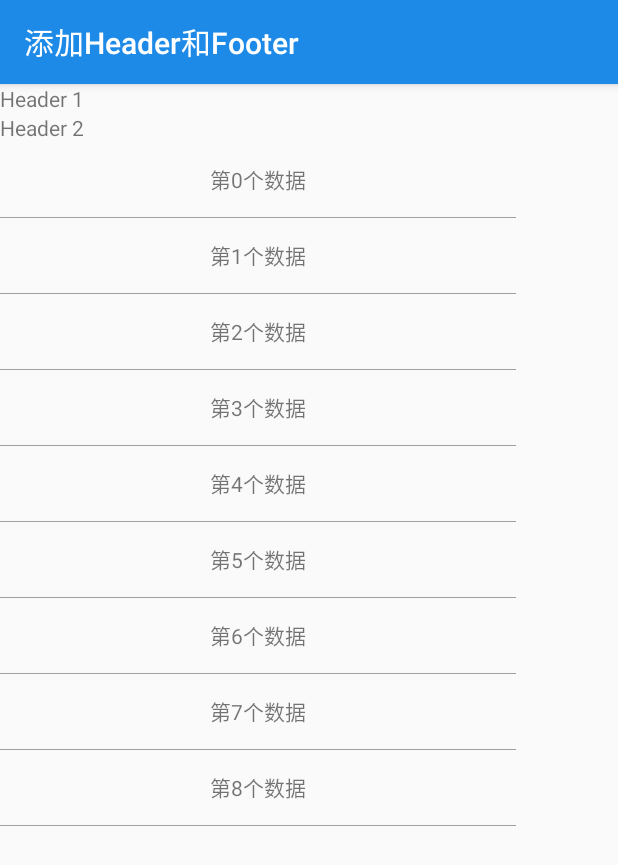
After one commit to love-bk/MaterialDesign_V7, an Android app: the HeaderAndFooterActivity screen opened directly, with no data from a screen before it, on a phone screen of 412 x 824 dp. The commit adds this screen. Shown: the top 865 px of the screen. Run offline under Robolectric (Android 15) with nearby library versions, the phone set to English and light mode, and no system bars; our stand-ins replace ButterKnife.

Commit message:
RecyclerView添加Footer和Header

```diff
--- a/app/build.gradle
+++ b/app/build.gradle
@@ -32,11 +32,11 @@ dependencies {
     compile 'com.jakewharton:butterknife:8.4.0'
     compile 'com.android.support.constraint:constraint-layout:1.1.0-beta3'
     compile 'com.android.support:cardview-v7:26.0.0-alpha1'
-    testCompile 'junit:junit:4.12'
-    apt 'com.jakewharton:butterknife-compiler:8.4.0'
     compile 'com.github.bumptech.glide:glide:3.6.1'
     compile 'com.android.support:palette-v7:26.0.0-alpha1'
     compile 'com.android.support:appcompat-v7:26.0.0-alpha1'
     compile 'com.android.support:support-v4:26.0.0-alpha1'
     compile 'com.android.support:design:26.0.0-alpha1'
+    testCompile 'junit:junit:4.12'
+    apt 'com.jakewharton:butterknife-compiler:8.4.0'
 }
--- a/app/src/main/AndroidManifest.xml
+++ b/app/src/main/AndroidManifest.xml
@@ -3,6 +3,7 @@
           package="com.gjj.gd.materialdesign_v7">
 
     <uses-permission android:name="android.permission.INTERNET"/>
+
     <application
         android:allowBackup="true"
         android:icon="@mipmap/icon"
@@ -77,6 +78,8 @@
         </activity>
         <activity android:name=".recyclerview.RefreshAndLoadMoreActivity">
         </activity>
+        <activity android:name=".recyclerview.HeaderAndFooterActivity">
+        </activity>
     </application>
 
 </manifest>
--- /dev/null
+++ b/app/src/main/java/com/gjj/gd/materialdesign_v7/recyclerview/HeaderAndFooterActivity.java
@@ -0,0 +1,57 @@
+package com.gjj.gd.materialdesign_v7.recyclerview;
+
+import android.os.Bundle;
+import android.preference.PreferenceActivity;
+import android.support.v7.app.AppCompatActivity;
+import android.support.v7.widget.GridLayoutManager;
+import android.support.v7.widget.LinearLayoutManager;
+import android.support.v7.widget.OrientationHelper;
+import android.support.v7.widget.RecyclerView;
+import android.support.v7.widget.StaggeredGridLayoutManager;
+import android.widget.TextView;
+
+import com.gjj.gd.materialdesign_v7.R;
+import com.gjj.gd.materialdesign_v7.recyclerview.adapter.HeaderAndFooterWrapper;
+import com.gjj.gd.materialdesign_v7.recyclerview.adapter.HeaderAndFotterAdapter;
+import com.gjj.gd.materialdesign_v7.recyclerview.other.MyItemDecoration;
+
+import butterknife.BindView;
+import butterknife.ButterKnife;
+
+public class HeaderAndFooterActivity extends AppCompatActivity {
+
+    @BindView(R.id.recyclerView)
+    RecyclerView mRecyclerView;
+
+    @Override
+    protected void onCreate(Bundle savedInstanceState) {
+        super.onCreate(savedInstanceState);
+        setContentView(R.layout.activity_header_and_footer);
+        ButterKnife.bind(this);
+        setTitle("添加Header和Footer");
+        //创建处理正常数据的adapter
+        HeaderAndFotterAdapter adapter = new HeaderAndFotterAdapter(this);
+
+        //创建负责处理Header和footer的adpapter
+        HeaderAndFooterWrapper headerAndFooterWrapper = new HeaderAndFooterWrapper(adapter);
+        TextView t1 = new TextView(this);
+        t1.setText("Header 1");
+        TextView t2 = new TextView(this);
+        t2.setText("Header 2");
+        TextView t3 = new TextView(this);
+        t3.setText("Footer 1");
+        TextView t4 = new TextView(this);
+        t4.setText("Footer 2");
+        headerAndFooterWrapper.addHeaderView(t1);
+        headerAndFooterWrapper.addHeaderView(t2);
+        headerAndFooterWrapper.addFooterView(t3);
+        headerAndFooterWrapper.addFooterView(t4);
+        mRecyclerView.setLayoutManager(new LinearLayoutManager(this));
+//        mRecyclerView.setLayoutManager(new GridLayoutManager(this, 2));
+//        mRecyclerView.setLayoutManager(new StaggeredGridLayoutManager(2, OrientationHelper.VERTICAL));
+
+        //RecyclerView的Adapter被赋值为headerAndFooterWrapper，
+        // 而正常处理数据的adapter在headerAndFooterWrapper中被调用
+        mRecyclerView.setAdapter(headerAndFooterWrapper);
+    }
+}
--- a/app/src/main/java/com/gjj/gd/materialdesign_v7/recyclerview/RecyclerViewMainActivity.java
+++ b/app/src/main/java/com/gjj/gd/materialdesign_v7/recyclerview/RecyclerViewMainActivity.java
@@ -20,7 +20,7 @@ public class RecyclerViewMainActivity extends AppCompatActivity {
         ButterKnife.bind(this);
     }
 
-    @OnClick({R.id.rv_1, R.id.rv_2})
+    @OnClick({R.id.rv_1, R.id.rv_2,R.id.rv_3})
     public void onViewClicked(View view) {
         switch (view.getId()) {
             case R.id.rv_1:
@@ -29,6 +29,9 @@ public class RecyclerViewMainActivity extends AppCompatActivity {
             case R.id.rv_2:
                 mIntent = new Intent(RecyclerViewMainActivity.this,RefreshAndLoadMoreActivity.class);
                 break;
+            case R.id.rv_3:
+                mIntent = new Intent(RecyclerViewMainActivity.this,HeaderAndFooterActivity.class);
+                break;
         }
 
         if (mIntent != null){
--- a/app/src/main/java/com/gjj/gd/materialdesign_v7/recyclerview/RefreshAndLoadMoreActivity.java
+++ b/app/src/main/java/com/gjj/gd/materialdesign_v7/recyclerview/RefreshAndLoadMoreActivity.java
@@ -32,7 +32,7 @@ public class RefreshAndLoadMoreActivity extends AppCompatActivity {
         super.onCreate(savedInstanceState);
         setContentView(R.layout.activity_refresh_and_load_more);
         ButterKnife.bind(this);
-
+        setTitle("下拉刷新，上拉加载更多");
 
 //        mRecyclerView.setLayoutManager(new LinearLayoutManager(this));
 //        mRecyclerView.setLayoutManager(new GridLayoutManager(this, 2));
@@ -72,7 +72,7 @@ public class RefreshAndLoadMoreActivity extends AppCompatActivity {
             }
             if (msg.what == 2){
                 for (int i = 0; i < 2; i++)
-                    list.add("http://a.hiphotos.baidu.com/image/pic/item/03087bf40ad162d96270c41b13dfa9ec8a13cd1f.jpg");
+                    list.add("http://img15.3lian.com/2015/a1/16/d/202.jpg");
                 mRecyclerView.setLoadMoreComplete();
             }
         }
@@ -86,31 +86,4 @@ public class RefreshAndLoadMoreActivity extends AppCompatActivity {
         mHandler.sendEmptyMessageDelayed(2,3000);
     }
 
-    @Override
-    public boolean onCreateOptionsMenu(Menu menu) {
-        menu.add("add header");
-        menu.add("add footer");
-        menu.add("change");
-        return true;
-    }
-
-    @Override
-    public boolean onOptionsItemSelected(MenuItem item) {
-        //不能在onCreate()中获取View,防止添加时的无缘故的错乱.
-//        View Hview = LayoutInflater.from(this).inflate(R.layout.head_layout, null);
-//        LinearLayout.LayoutParams params = new LinearLayout.LayoutParams(ViewGroup.LayoutParams.MATCH_PARENT, ViewGroup.LayoutParams.WRAP_CONTENT);
-//        Hview.setLayoutParams(params);
-////        if (mRecyclerView.getLayoutManager() instanceof LinearLayoutManager) {
-////            LinearLayout.LayoutParams params = new LinearLayout.LayoutParams(ViewGroup.LayoutParams.MATCH_PARENT, ViewGroup.LayoutParams.WRAP_CONTENT);
-////            view.setLayoutParams(params);
-////        }
-//        if (item.getTitle().toString() == "add header") {
-//            mRecyclerView.addHeaderView(Hview);
-//        } else if (item.getTitle().toString() == "add footer") {
-//            mRecyclerView.addFooterView(view);
-//        } else {
-//            view.setVisibility(View.VISIBLE);
-//        }
-        return true;
-    }
 }
--- /dev/null
+++ b/app/src/main/java/com/gjj/gd/materialdesign_v7/recyclerview/adapter/HeaderAndFooterWrapper.java
@@ -0,0 +1,140 @@
+package com.gjj.gd.materialdesign_v7.recyclerview.adapter;
+
+import android.content.pm.ProviderInfo;
+import android.support.v4.util.SparseArrayCompat;
+import android.support.v7.widget.GridLayoutManager;
+import android.support.v7.widget.RecyclerView;
+import android.support.v7.widget.StaggeredGridLayoutManager;
+import android.view.View;
+import android.view.ViewGroup;
+
+/**
+ * Created by gaojuanjuan on 2018/3/4.
+ */
+
+public class HeaderAndFooterWrapper  extends RecyclerView.Adapter<RecyclerView.ViewHolder>{
+    public static final int BASE_ITEM_TYPE_HEADER = 100000;
+    public static final int BASE_ITEM_TYPE_FOOTER = 200000;
+    private SparseArrayCompat<View> mHeaderViews = new SparseArrayCompat<>();
+    private SparseArrayCompat<View> mFooterViews = new SparseArrayCompat<>();
+
+    private RecyclerView.Adapter mInnerAdapter;
+
+    public HeaderAndFooterWrapper(RecyclerView.Adapter innerAdapter) {
+        mInnerAdapter = innerAdapter;
+    }
+
+    @Override
+    public RecyclerView.ViewHolder onCreateViewHolder(ViewGroup parent, int viewType) {
+        if (mHeaderViews.get(viewType) != null){
+            return new MyViewHolder(mHeaderViews.get(viewType));
+        }else if (mFooterViews.get(viewType) != null){
+            return new MyViewHolder(mFooterViews.get(viewType));
+        }
+        return mInnerAdapter.onCreateViewHolder(parent,viewType);
+    }
+
+    @Override
+    public void onBindViewHolder(RecyclerView.ViewHolder holder, int position) {
+        if (isHeaderViewPos(position))
+            return;
+        if (isFooterViewPos(position))
+            return;
+        mInnerAdapter.onBindViewHolder(holder,position - getHeadersCount());
+    }
+
+    @Override
+    public int getItemCount() {
+        return getHeadersCount() + getFootersCount() + getRealItemCount();
+    }
+
+    @Override
+    public int getItemViewType(int position) {
+        if (isHeaderViewPos(position)){
+            return mHeaderViews.keyAt(position);
+        }else if (isFooterViewPos(position)){
+            return mFooterViews.keyAt(position - getHeadersCount() - getRealItemCount());
+        }
+        return mInnerAdapter.getItemViewType(position - getHeadersCount());
+    }
+
+    /**
+     * 获取正常数据的size
+     * @return
+     */
+    private int getRealItemCount(){
+        return mInnerAdapter.getItemCount();
+    }
+
+    /**
+     * 判断是否是Header
+     * @param position
+     * @return
+     */
+    private boolean isHeaderViewPos(int position){
+        return position < getHeadersCount();
+    }
+
+    /**
+     * 判断是否是Footer
+     * @param position
+     * @return
+     */
+    private boolean isFooterViewPos(int position){
+        return position >= getHeadersCount() + getRealItemCount();
+    }
+
+
+    public void addHeaderView(View view){
+        mHeaderViews.put(mHeaderViews.size() + BASE_ITEM_TYPE_HEADER,view);
+    }
+    public void addFooterView(View view){
+        mFooterViews.put(mFooterViews.size() + BASE_ITEM_TYPE_FOOTER,view);
+    }
+    private int getHeadersCount(){
+        return mHeaderViews.size();
+    }
+    public int getFootersCount(){
+        return mFooterViews.size();
+    }
+
+    class MyViewHolder extends RecyclerView.ViewHolder{
+        public MyViewHolder(View itemView) {
+            super(itemView);
+        }
+    }
+
+
+    /**
+     * 适配网格布局
+     * @param recyclerView
+     */
+    @Override
+    public void onAttachedToRecyclerView(RecyclerView recyclerView) {
+        mInnerAdapter.onAttachedToRecyclerView(recyclerView);
+        final RecyclerView.LayoutManager layoutManager = recyclerView.getLayoutManager();
+        if (layoutManager instanceof GridLayoutManager){
+            final GridLayoutManager gridLayoutManager = (GridLayoutManager) layoutManager;
+            gridLayoutManager.setSpanSizeLookup(new GridLayoutManager.SpanSizeLookup() {
+                @Override
+                public int getSpanSize(int position) {
+                    return isHeaderViewPos(position) || isFooterViewPos(position) ? ((GridLayoutManager) layoutManager).getSpanCount() : 1;
+                }
+            });
+        }
+    }
+
+    @Override
+    public void onViewAttachedToWindow(RecyclerView.ViewHolder holder) {
+
+        mInnerAdapter.onViewAttachedToWindow(holder);
+        int position = holder.getLayoutPosition();
+        if (isHeaderViewPos(position)||isFooterViewPos(position)){
+            ViewGroup.LayoutParams lp = holder.itemView.getLayoutParams();
+            if (lp != null && lp instanceof StaggeredGridLayoutManager.LayoutParams){
+                StaggeredGridLayoutManager.LayoutParams p = (StaggeredGridLayoutManager.LayoutParams) lp;
+                p.setFullSpan(true);
+            }
+        }
+    }
+}
--- /dev/null
+++ b/app/src/main/java/com/gjj/gd/materialdesign_v7/recyclerview/adapter/HeaderAndFotterAdapter.java
@@ -0,0 +1,54 @@
+package com.gjj.gd.materialdesign_v7.recyclerview.adapter;
+
+import android.content.Context;
+import android.support.v7.widget.RecyclerView;
+import android.view.LayoutInflater;
+import android.view.View;
+import android.view.ViewGroup;
+import android.widget.TextView;
+
+import com.gjj.gd.materialdesign_v7.R;
+
+import java.util.List;
+
+import butterknife.BindView;
+import butterknife.ButterKnife;
+
+/**
+ * Created by gaojuanjuan on 2018/3/4.
+ */
+
+public class HeaderAndFotterAdapter  extends RecyclerView.Adapter<HeaderAndFotterAdapter.MyViewHolder>{
+
+    private final LayoutInflater mLayoutInflater;
+    public HeaderAndFotterAdapter(Context context) {
+        mLayoutInflater = LayoutInflater.from(context);
+    }
+
+    @Override
+    public MyViewHolder onCreateViewHolder(ViewGroup parent, int viewType) {
+        View view = mLayoutInflater.inflate(R.layout.test_item,parent,false);
+
+        return new MyViewHolder(view);
+    }
+
+    @Override
+    public void onBindViewHolder(MyViewHolder holder, int position) {
+        holder.mTextView.setText("第"+position+"个数据");
+    }
+
+    @Override
+    public int getItemCount() {
+        return 20;
+    }
+
+    class MyViewHolder extends RecyclerView.ViewHolder{
+
+        @BindView(R.id.text)
+        TextView mTextView;
+        public MyViewHolder(View itemView) {
+            super(itemView);
+            ButterKnife.bind(this, itemView);
+        }
+    }
+}
--- /dev/null
+++ b/app/src/main/res/layout/activity_header_and_footer.xml
@@ -0,0 +1,16 @@
+<?xml version="1.0" encoding="utf-8"?>
+<android.support.constraint.ConstraintLayout
+    xmlns:android="http://schemas.android.com/apk/res/android"
+    xmlns:app="http://schemas.android.com/apk/res-auto"
+    xmlns:tools="http://schemas.android.com/tools"
+    android:layout_width="match_parent"
+    android:layout_height="match_parent"
+    tools:context="com.gjj.gd.materialdesign_v7.recyclerview.HeaderAndFooterActivity">
+
+    <android.support.v7.widget.RecyclerView
+        android:id="@+id/recyclerView"
+        android:layout_width="344dp"
+        android:layout_height="495dp"
+        tools:layout_editor_absoluteY="8dp"
+        tools:layout_editor_absoluteX="8dp"/>
+</android.support.constraint.ConstraintLayout>
--- a/app/src/main/res/layout/activity_recycler_view_main.xml
+++ b/app/src/main/res/layout/activity_recycler_view_main.xml
@@ -14,6 +14,11 @@
         style="@style/Button_style"
         android:text="RecyclerView的拖拽排序、点击删除"/>
     <Button
+        android:id="@+id/rv_3"
+        style="@style/Button_style"
+        android:text="RecyclerView添加Header和Footer"/>
+
+    <Button
         android:id="@+id/rv_2"
         style="@style/Button_style"
         android:text="RecyclerView的下拉刷新和上拉加载更多"/>
```
Also changed, not shown: app/src/main/java/com/gjj/gd/materialdesign_v7/recyclerview/adapter/RefreshLoadMoreAdpater.java (+0 -7 lines).
